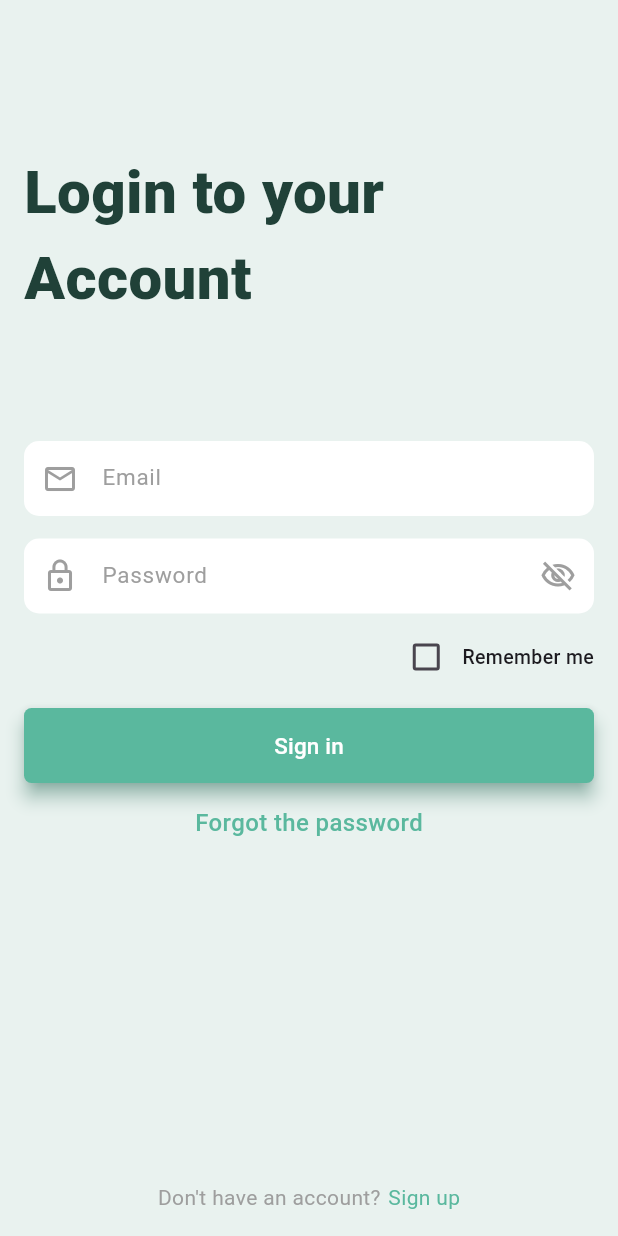
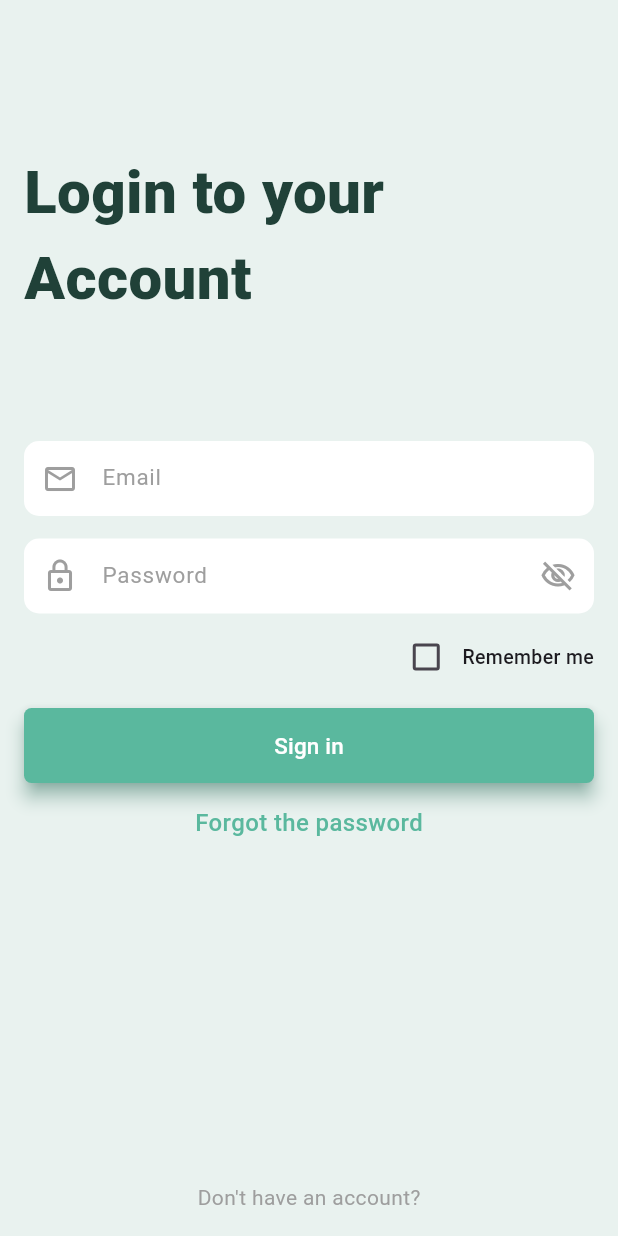
Before and after one commit to Maskil-evey/Group_A, a Flutter app: the screen it shows after launch, on a phone screen of 412 x 824 dp. Run offline on Flutter 3.47's test engine with Material 3 defaults, Android fonts, the phone set to English and light mode, and no system bars; our stand-ins replace google_fonts.

Commit message:
bestestemmanuel commit

```diff
--- a/lib/login.dart
+++ b/lib/login.dart
@@ -152,13 +152,7 @@ class _LoginViewState extends State<LoginView> {
                     "Don't have an account?",
                     style: TextStyle(color: Colors.grey),
                   ),
-                  SizedBox(
-                    width: 5,
-                  ),
-                  Text(
-                    'Sign up',
-                    style: TextStyle(color: Color.fromARGB(255, 90, 184, 158)),
-                  )
+
                 ],
               )
 
```
